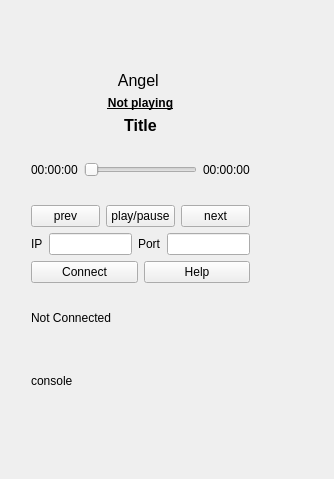
Old version of the form demo/angel/angelclient/angelclient.ui in the repository sriks/decii.
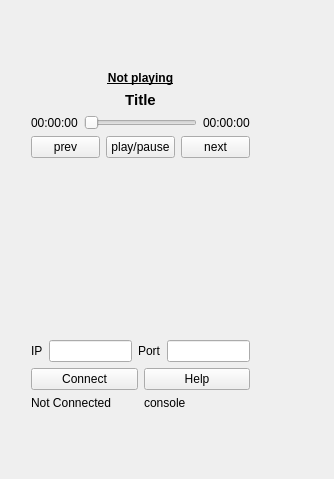
New version of the form. Custom widgets are drawn as their Qt base class.

Commit message: improved ui. disabled slider movement. added handling request in response from server

The edit to the form file:
```diff
--- a/demo/angel/angelclient/angelclient.ui
+++ b/demo/angel/angelclient/angelclient.ui
@@ -37,21 +37,6 @@
    <layout class="QVBoxLayout" name="masterLayout">
     <item>
      <layout class="QVBoxLayout" name="trackInfoLayout">
-      <item>
-       <widget class="QLabel" name="appTitle">
-        <property name="font">
-         <font>
-          <pointsize>12</pointsize>
-         </font>
-        </property>
-        <property name="text">
-         <string>Angel </string>
-        </property>
-        <property name="alignment">
-         <set>Qt::AlignCenter</set>
-        </property>
-       </widget>
-      </item>
       <item>
        <widget class="QLabel" name="playingStatus">
         <property name="font">
@@ -73,7 +58,7 @@
        <widget class="QLabel" name="title">
         <property name="font">
          <font>
-          <pointsize>12</pointsize>
+          <pointsize>11</pointsize>
           <weight>75</weight>
           <bold>true</bold>
          </font>
@@ -144,6 +129,19 @@
       </item>
      </layout>
     </item>
+    <item>
+     <spacer name="verticalSpacer">
+      <property name="orientation">
+       <enum>Qt::Vertical</enum>
+      </property>
+      <property name="sizeHint" stdset="0">
+       <size>
+        <width>20</width>
+        <height>20</height>
+       </size>
+      </property>
+     </spacer>
+    </item>
     <item>
      <layout class="QHBoxLayout" name="ipAddressLayout">
       <item>
@@ -187,6 +185,8 @@
      </layout>
     </item>
     <item>
+     <layout class="QHBoxLayout" name="horizontalLayout_2">
+      <item>
      <widget class="QLabel" name="connectionStatus">
       <property name="text">
        <string>Not Connected</string>
@@ -199,6 +199,8 @@
        <string>console</string>
       </property>
      </widget>
+      </item>
+     </layout>
     </item>
    </layout>
   </widget>
```
Left out of the diff: 2 changed lines with no effect on the pictures. Lines whose indentation alone changed are shown as unchanged. The commit also changes 3 other files.
